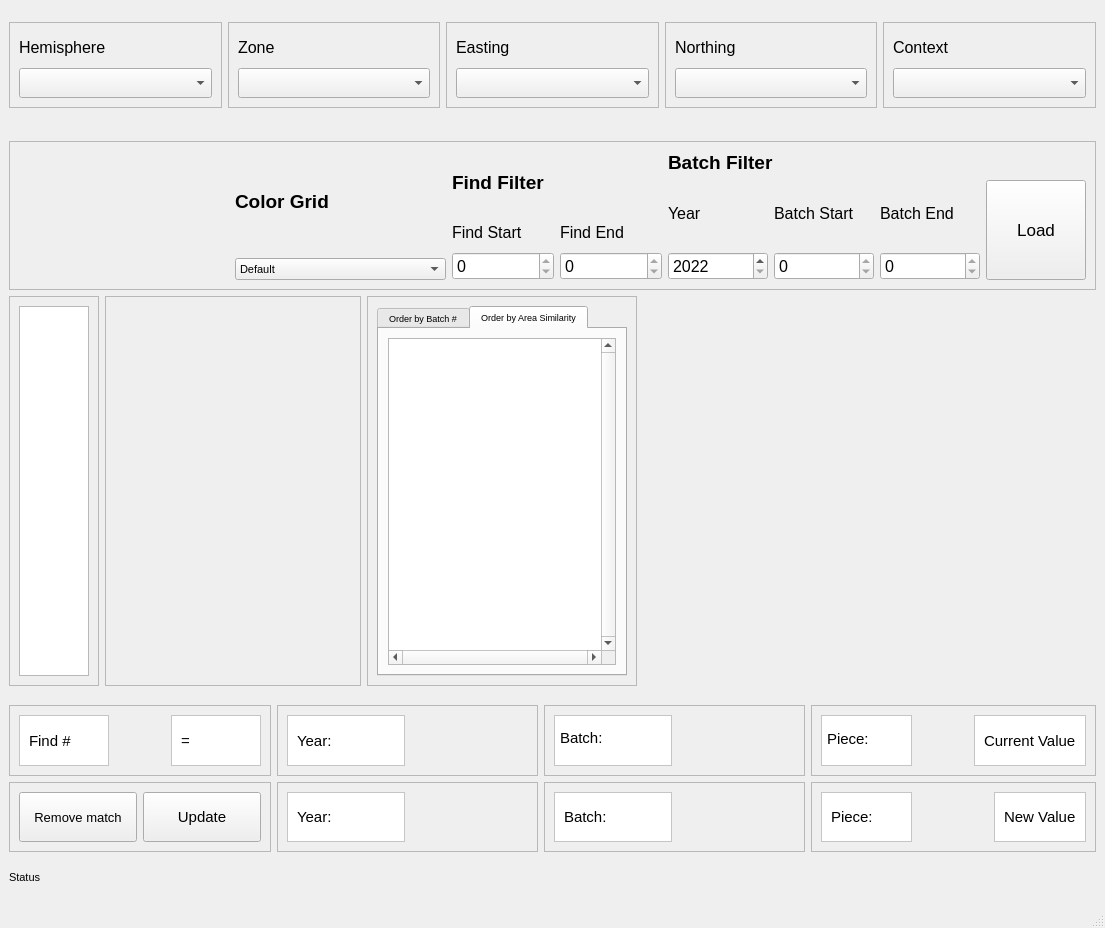
Old version of the form view/ui_files/MainWindow.ui in the repository ggetzie/APSAP.
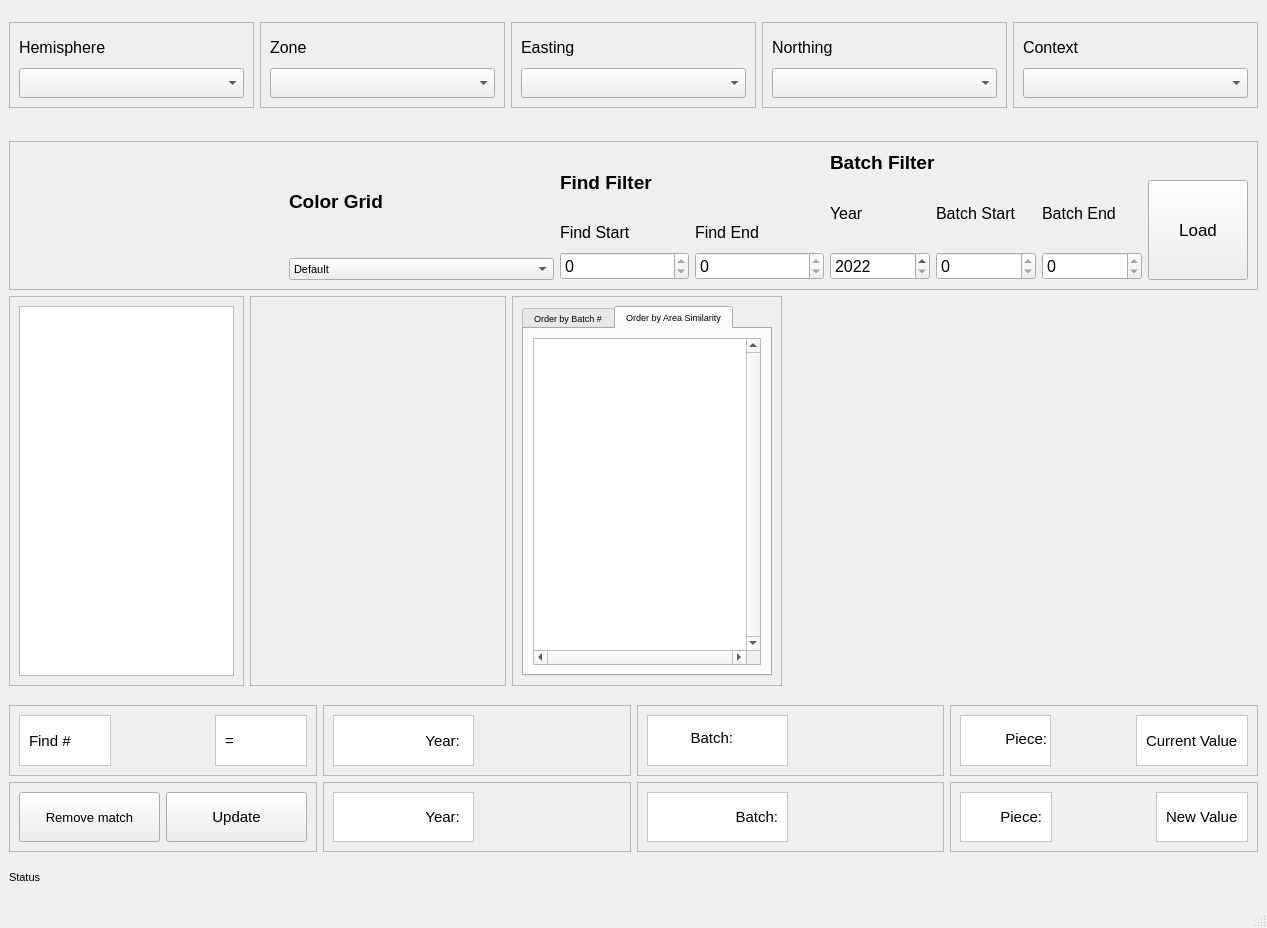
New version of the form. Icons and pictures are not drawn.

What changed in the file:
```diff
--- a/view/ui_files/MainWindow.ui
+++ b/view/ui_files/MainWindow.ui
@@ -6,7 +6,7 @@
    <rect>
     <x>0</x>
     <y>0</y>
-    <width>1105</width>
+    <width>1267</width>
     <height>928</height>
    </rect>
   </property>
@@ -632,6 +632,9 @@
             <property name="text">
              <string>Piece:</string>
             </property>
+            <property name="alignment">
+             <set>Qt::AlignRight|Qt::AlignTrailing|Qt::AlignVCenter</set>
+            </property>
            </widget>
           </widget>
          </item>
@@ -846,6 +849,9 @@
             <property name="text">
              <string>Batch:</string>
             </property>
+            <property name="alignment">
+             <set>Qt::AlignRight|Qt::AlignTrailing|Qt::AlignVCenter</set>
+            </property>
            </widget>
           </widget>
          </item>
@@ -907,6 +913,9 @@
               <property name="text">
                <string>Piece:</string>
               </property>
+              <property name="alignment">
+               <set>Qt::AlignRight|Qt::AlignTrailing|Qt::AlignVCenter</set>
+              </property>
              </widget>
             </item>
            </layout>
@@ -1051,6 +1060,9 @@
               <property name="text">
                <string>Batch:</string>
               </property>
+              <property name="alignment">
+               <set>Qt::AlignRight|Qt::AlignTrailing|Qt::AlignVCenter</set>
+              </property>
              </widget>
             </item>
            </layout>
@@ -1108,6 +1120,9 @@
               <property name="text">
                <string>Year: </string>
               </property>
+              <property name="alignment">
+               <set>Qt::AlignRight|Qt::AlignTrailing|Qt::AlignVCenter</set>
+              </property>
              </widget>
             </item>
            </layout>
@@ -1165,6 +1180,9 @@
               <property name="text">
                <string>Year: </string>
               </property>
+              <property name="alignment">
+               <set>Qt::AlignRight|Qt::AlignTrailing|Qt::AlignVCenter</set>
+              </property>
              </widget>
             </item>
            </layout>
```
Left out of the diff: 4 changed lines with no effect on the pictures.
